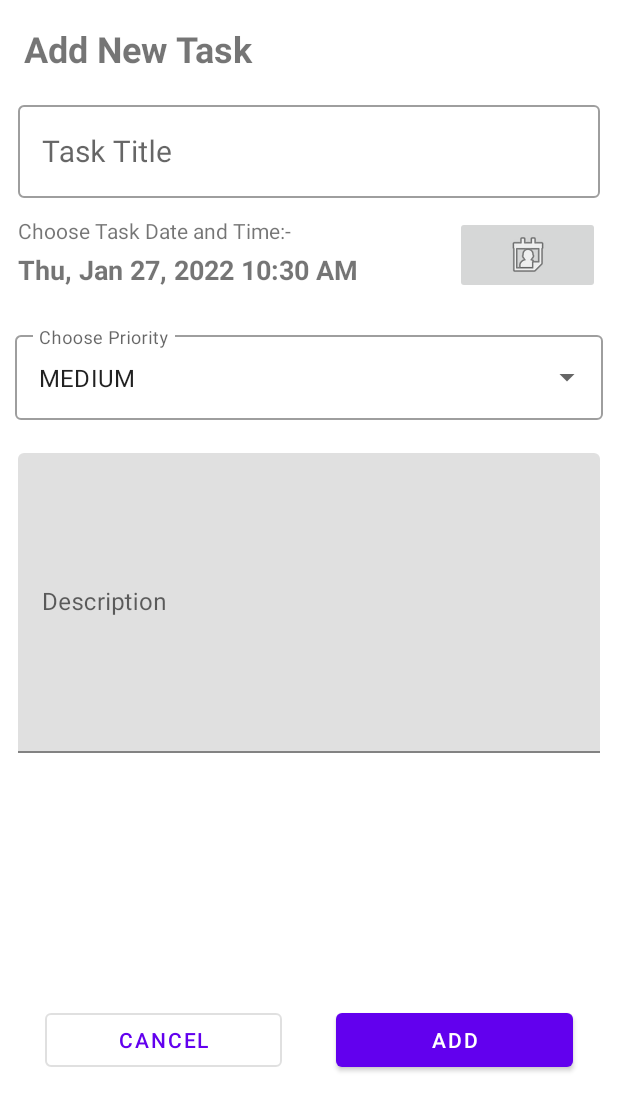
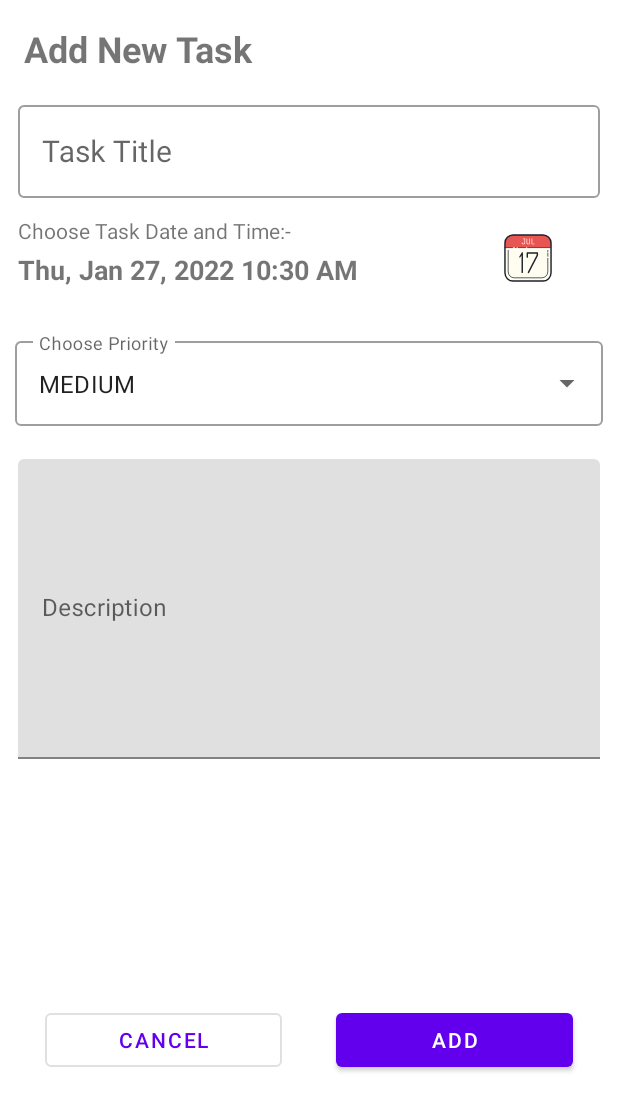
Before and after one commit to Sarthak1812/TasksAndHabits, an Android app: the AddTasksFragment screen opened through its navigation route, on a phone screen of 412 x 824 dp. Shown: the top 1111 px of the screen. Run offline under Robolectric (Android 15) with nearby library versions, the phone set to English and light mode, and no system bars; our stand-ins replace Room's generated code.

Commit message:
tasks complete

```diff
--- /dev/null
+++ b/app/src/main/res/drawable/ic_icons_calendar.xml
@@ -0,0 +1,41 @@
+<vector android:height="48dp" android:viewportHeight="100"
+    android:viewportWidth="100" android:width="48dp" xmlns:android="http://schemas.android.com/apk/res/android">
+    <path android:fillColor="#fefdef" android:pathData="M70.645,82h-41.29C23.084,82 18,76.916 18,70.645v-41.29C18,23.084 23.084,18 29.355,18h41.29C76.916,18 82,23.084 82,29.355v41.29C82,76.916 76.916,82 70.645,82z"/>
+    <path android:fillColor="#00000000"
+        android:pathData="M77.5,43.527L77.5,47.527"
+        android:strokeColor="#1f212b" android:strokeLineCap="round"
+        android:strokeLineJoin="round" android:strokeWidth="1"/>
+    <path android:fillColor="#00000000"
+        android:pathData="M77.5,39.527L77.5,41.527"
+        android:strokeColor="#1f212b" android:strokeLineCap="round"
+        android:strokeLineJoin="round" android:strokeWidth="1"/>
+    <path android:fillColor="#00000000"
+        android:pathData="M77.5,50.527v18.671c0,4.585 -3.717,8.302 -8.302,8.302H30.802c-4.585,0 -8.302,-3.717 -8.302,-8.302V39.527"
+        android:strokeColor="#1f212b" android:strokeLineCap="round"
+        android:strokeLineJoin="round" android:strokeWidth="1"/>
+    <path android:fillColor="#e85654" android:pathData="M71,18.027H29c-6.075,0 -11,4.925 -11,11v6.5h64v-6.5C82,22.952 77.075,18.027 71,18.027z"/>
+    <path android:fillColor="#00000000"
+        android:pathData="M70.645,82h-41.29C23.084,82 18,76.916 18,70.645v-41.29C18,23.084 23.084,18 29.355,18h41.29C76.916,18 82,23.084 82,29.355v41.29C82,76.916 76.916,82 70.645,82z"
+        android:strokeColor="#1f212b" android:strokeWidth="2"/>
+    <path android:fillColor="#00000000"
+        android:pathData="M49.5,35.527L81,35.527"
+        android:strokeColor="#1f212b" android:strokeLineCap="round"
+        android:strokeLineJoin="round" android:strokeWidth="1"/>
+    <path android:fillColor="#00000000"
+        android:pathData="M46.5,35.527L36.5,35.527"
+        android:strokeColor="#1f212b" android:strokeLineCap="round"
+        android:strokeLineJoin="round" android:strokeWidth="1"/>
+    <path android:fillColor="#00000000"
+        android:pathData="M28.5,35.527L18,35.527"
+        android:strokeColor="#1f212b" android:strokeLineCap="round"
+        android:strokeLineJoin="round" android:strokeWidth="1"/>
+    <path android:fillColor="#00000000"
+        android:pathData="M33.5,35.527L32.5,35.527"
+        android:strokeColor="#1f212b" android:strokeLineCap="round"
+        android:strokeLineJoin="round" android:strokeWidth="1"/>
+    <path android:fillColor="#fefdef" android:pathData="M41.322,29.04c0,-0.167 0.038,-0.282 0.114,-0.348c0.076,-0.065 0.19,-0.097 0.342,-0.097c0.304,0 0.456,0.105 0.456,0.315c0,0.383 0.125,0.694 0.375,0.933c0.25,0.239 0.599,0.358 1.047,0.358c0.955,0 1.433,-0.513 1.433,-1.542v-4.808h-1.411c-0.102,0 -0.179,-0.039 -0.234,-0.119c-0.054,-0.079 -0.081,-0.18 -0.081,-0.303c0,-0.268 0.105,-0.402 0.315,-0.402h1.91c0.108,0 0.204,0.029 0.287,0.087C45.958,23.172 46,23.252 46,23.353v5.307c0,0.819 -0.212,1.417 -0.635,1.797c-0.423,0.379 -0.982,0.57 -1.677,0.57c-0.709,0 -1.281,-0.183 -1.715,-0.549C41.539,30.113 41.322,29.634 41.322,29.04z"/>
+    <path android:fillColor="#fefdef" android:pathData="M48.007,28.66v-5.318c0,-0.102 0.045,-0.179 0.136,-0.234c0.09,-0.054 0.197,-0.081 0.32,-0.081c0.123,0 0.23,0.027 0.32,0.081c0.09,0.055 0.135,0.132 0.135,0.234v5.318c0,1.029 0.485,1.542 1.455,1.542c0.47,0 0.832,-0.128 1.085,-0.385c0.253,-0.257 0.38,-0.642 0.38,-1.157v-5.318c0,-0.21 0.152,-0.315 0.456,-0.315c0.123,0 0.23,0.027 0.32,0.081c0.091,0.055 0.136,0.132 0.136,0.234v5.318c0,0.819 -0.217,1.417 -0.651,1.797c-0.434,0.379 -1.009,0.57 -1.726,0.57c-0.717,0 -1.29,-0.191 -1.72,-0.57C48.222,30.077 48.007,29.479 48.007,28.66z"/>
+    <path android:fillColor="#fefdef" android:pathData="M55,30.636v-7.294c0,-0.102 0.045,-0.179 0.135,-0.234c0.091,-0.054 0.197,-0.081 0.32,-0.081c0.123,0 0.23,0.027 0.32,0.081c0.091,0.055 0.136,0.132 0.136,0.234v6.794h2.963c0.094,0 0.167,0.042 0.217,0.125c0.051,0.083 0.076,0.179 0.076,0.288c0,0.108 -0.026,0.204 -0.076,0.287c-0.051,0.084 -0.123,0.125 -0.217,0.125h-3.463c-0.108,0 -0.205,-0.029 -0.287,-0.087C55.041,30.817 55,30.737 55,30.636z"/>
+    <path android:fillColor="#1f212b" android:pathData="M37.771,48.524c0,-0.29 0.158,-0.633 0.475,-1.03l2.932,-4.833c0.238,-0.422 0.555,-0.634 0.951,-0.634c0.58,0 0.871,0.278 0.871,0.832v27.257c0,0.581 -0.331,0.871 -0.99,0.871c-0.661,0 -0.99,-0.29 -0.99,-0.871V46.069l-1.664,2.853c-0.159,0.344 -0.396,0.515 -0.713,0.515c-0.238,0 -0.442,-0.093 -0.614,-0.278C37.856,48.974 37.771,48.762 37.771,48.524z"/>
+    <path android:fillColor="#1f212b" android:pathData="M48.034,48.802v-5.903c0,-0.211 0.099,-0.409 0.297,-0.594c0.198,-0.185 0.416,-0.278 0.653,-0.278h14.064c0.211,0 0.423,0.093 0.634,0.278C63.894,42.49 64,42.688 64,42.899v3.09c0,0.238 -0.08,0.475 -0.239,0.713L51.521,70.552c-0.18,0.317 -0.412,0.475 -0.695,0.475c-0.312,0 -0.584,-0.085 -0.817,-0.257c-0.234,-0.171 -0.35,-0.389 -0.35,-0.653c0,-0.079 0.052,-0.251 0.158,-0.515l12.202,-23.652v-2.02H50.015v4.873c0,0.237 -0.099,0.442 -0.297,0.614c-0.198,0.172 -0.429,0.257 -0.693,0.257c-0.264,0 -0.495,-0.085 -0.693,-0.257C48.133,49.245 48.034,49.039 48.034,48.802z"/>
+</vector>
--- a/app/src/main/res/layout/fragment_add_tasks.xml
+++ b/app/src/main/res/layout/fragment_add_tasks.xml
@@ -72,8 +72,9 @@
             android:id="@+id/ib_frag_task_add_datetime"
             android:layout_width="match_parent"
             android:layout_height="wrap_content"
-            android:src="@android:drawable/ic_menu_my_calendar"
+            android:src="@drawable/ic_icons_calendar"
             android:layout_weight="0.75"
+            style="@style/Widget.MaterialComponents.Button.OutlinedButton"
             android:contentDescription="Date and Time Select" />
 
     </LinearLayout>
--- a/app/src/main/res/layout/fragment_manage_tasks.xml
+++ b/app/src/main/res/layout/fragment_manage_tasks.xml
@@ -73,8 +73,9 @@
             android:id="@+id/ib_frag_task_manage_datetime"
             android:layout_width="match_parent"
             android:layout_height="wrap_content"
-            android:src="@android:drawable/ic_menu_my_calendar"
+            android:src="@drawable/ic_icons_calendar"
             android:layout_weight="0.75"
+            style="@style/Widget.MaterialComponents.Button.OutlinedButton"
             android:contentDescription="Date and Time Select" />
 
     </LinearLayout>
```
